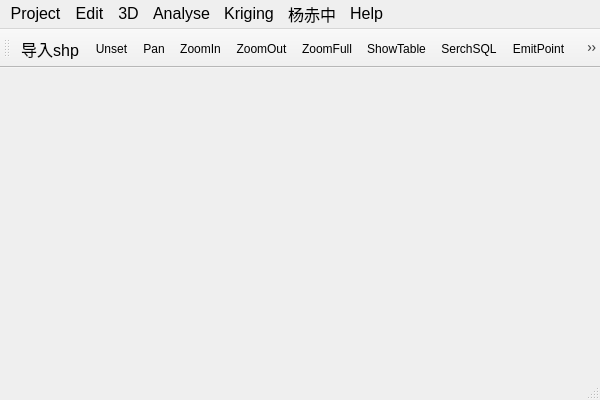
Spiderguy-07/YCZSoftware_VS, file YCZSoftware_VS/MainWindow.ui: the form before one commit.
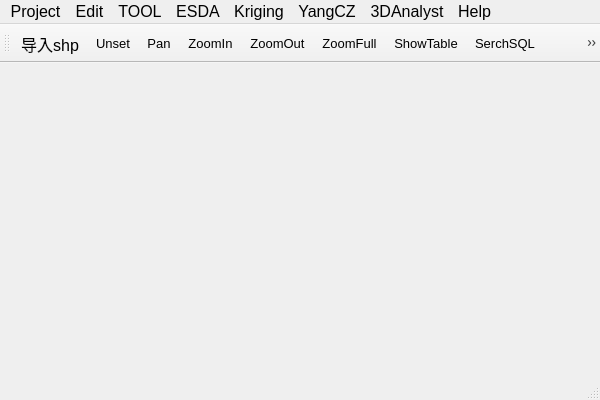
The form after the commit. Icons and pictures are not drawn.

Commit message: 界面设计和杨赤中实现

```diff
--- a/YCZSoftware_VS/MainWindow.ui
+++ b/YCZSoftware_VS/MainWindow.ui
@@ -10,12 +10,30 @@
     <height>400</height>
    </rect>
   </property>
+  <property name="minimumSize">
+   <size>
+    <width>0</width>
+    <height>50</height>
+   </size>
+  </property>
+  <property name="font">
+   <font>
+    <family>Microsoft YaHei UI</family>
+    <pointsize>10</pointsize>
+   </font>
+  </property>
   <property name="windowTitle">
    <string>YCZSoftware_VS</string>
   </property>
   <property name="windowIcon">
    <iconset>
-    <normaloff>C:/Users/Administrator/Desktop/杨赤中logo.png</normaloff>C:/Users/Administrator/Desktop/杨赤中logo.png</iconset>
+    <normaloff>../../../ycz.png</normaloff>../../../ycz.png</iconset>
+  </property>
+  <property name="iconSize">
+   <size>
+    <width>20</width>
+    <height>20</height>
+   </size>
   </property>
   <widget class="QWidget" name="centralwidget"/>
   <widget class="QMenuBar" name="menubar">
@@ -27,11 +45,24 @@
      <height>33</height>
     </rect>
    </property>
+   <property name="sizePolicy">
+    <sizepolicy hsizetype="MinimumExpanding" vsizetype="Preferred">
+     <horstretch>0</horstretch>
+     <verstretch>0</verstretch>
+    </sizepolicy>
+   </property>
    <property name="font">
     <font>
+     <family>Microsoft YaHei UI</family>
      <pointsize>12</pointsize>
     </font>
    </property>
+   <property name="contextMenuPolicy">
+    <enum>Qt::DefaultContextMenu</enum>
+   </property>
+   <property name="styleSheet">
+    <string notr="true"/>
+   </property>
    <widget class="QMenu" name="menuFile">
     <property name="title">
      <string>Project</string>
@@ -59,13 +90,13 @@
    </widget>
    <widget class="QMenu" name="menu3D">
     <property name="title">
-     <string>3D</string>
+     <string>3DAnalyst</string>
     </property>
     <addaction name="actionOpen3DWindow"/>
    </widget>
    <widget class="QMenu" name="menuYCZ">
     <property name="title">
-     <string>杨赤中</string>
+     <string>YangCZ</string>
     </property>
     <addaction name="actionYCZF"/>
     <addaction name="actionYCZFilter"/>
@@ -86,7 +117,7 @@
    </widget>
    <widget class="QMenu" name="menu">
     <property name="title">
-     <string>Analyse</string>
+     <string>TOOL</string>
     </property>
    </widget>
    <widget class="QMenu" name="menuEdit">
@@ -100,12 +131,18 @@
     </property>
     <addaction name="actionAbout"/>
    </widget>
+   <widget class="QMenu" name="menuESDA">
+    <property name="title">
+     <string>ESDA</string>
+    </property>
+   </widget>
    <addaction name="menuFile"/>
    <addaction name="menuEdit"/>
-   <addaction name="menu3D"/>
    <addaction name="menu"/>
+   <addaction name="menuESDA"/>
    <addaction name="menuKriging"/>
    <addaction name="menuYCZ"/>
+   <addaction name="menu3D"/>
    <addaction name="menuHelp"/>
   </widget>
   <widget class="QStatusBar" name="statusbar"/>
@@ -113,6 +150,12 @@
    <property name="windowTitle">
     <string>toolBar</string>
    </property>
+   <property name="iconSize">
+    <size>
+     <width>30</width>
+     <height>30</height>
+    </size>
+   </property>
    <attribute name="toolBarArea">
     <enum>TopToolBarArea</enum>
    </attribute>
```
Left out of the diff: 12 changed lines with no effect on the pictures. The commit also changes 5 other files.
